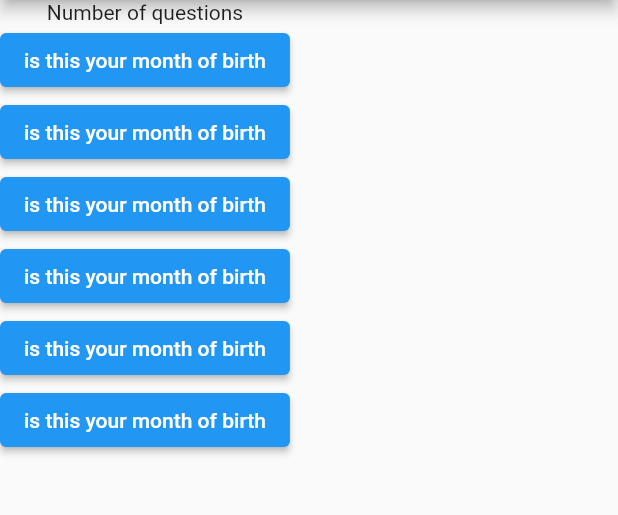
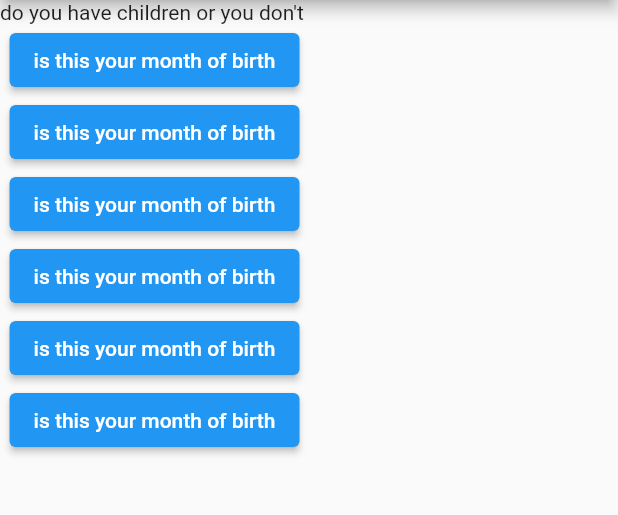
Before and after one commit to tuyishimejeandamour/quizapp_flutter, a Flutter app: the screen it shows after launch, after a tap on "is this your month of birth", on a phone screen of 412 x 824 dp, the part 84-599 px from its top. Run offline on Flutter 3.47's test engine with Material 2 defaults, Android fonts, the phone set to English and light mode, and no system bars.

```diff
--- a/lib/main.dart
+++ b/lib/main.dart
@@ -4,9 +4,25 @@ void main() {
   runApp(MyApp());
 }
 
-class MyApp extends StatelessWidget {
+class MyApp extends StatefulWidget {
+  @override
+  State<StatefulWidget> createState() {
+    return MyAppState();
+  }
+}
+
+class MyAppState extends State<MyApp> {
+  var questionToAnswer = 0;
+
+  var questions = [
+    'are you single or married',
+    'do you have children or you don\'t ',
+  ];
   void answerQuestion() {
-    print("hello there here is your answer");
+    setState(() {
+      questionToAnswer = questionToAnswer + 1;
+    });
+    print(questionToAnswer);
   }
 
   @override
@@ -18,7 +34,7 @@ class MyApp extends StatelessWidget {
       ),
       body: Column(
         children: [
-          Text("Number of questions"),
+          Text(questions.elementAt(questionToAnswer)),
           ElevatedButton(
             onPressed: answerQuestion,
             child: Text("is this your month of birth"),
```
